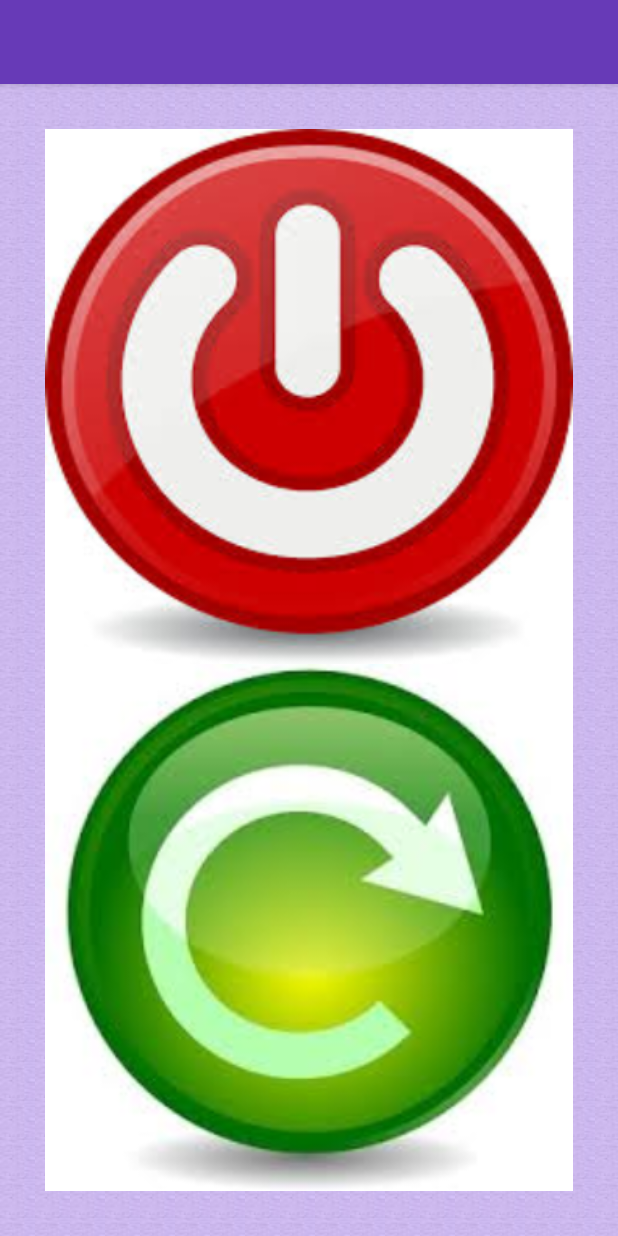
After one commit to sakkeerhussain/RemoteServerAdmin, an Android app: the layout activity_action.xml on its own in the app's theme, with its tools: preview values and no code run, on a phone screen of 412 x 824 dp. The commit adds this screen. Run offline under Robolectric (Android 15) with nearby library versions, the phone set to English and light mode, and no system bars.

Commit message:
compleated app

```diff
--- a/app/src/main/java/com/sakkeer/remotesystemcontrol/ServerSyncListener.java
+++ b/app/src/main/java/com/sakkeer/remotesystemcontrol/ServerSyncListener.java
@@ -4,6 +4,6 @@ package com.sakkeer.remotesystemcontrol;
  * Created by sakkeer on 19/9/15.
  */
 public interface ServerSyncListener {
-    void gotSuccessResponse();
-    void gotFailureResponse();
+    void gotSuccessResponse(String response);
+    void gotFailureResponse(String response);
 }
--- /dev/null
+++ b/app/src/main/res/layout/activity_action.xml
@@ -0,0 +1,52 @@
+<android.support.design.widget.CoordinatorLayout
+    xmlns:android="http://schemas.android.com/apk/res/android"
+    xmlns:app="http://schemas.android.com/apk/res-auto"
+    android:id="@+id/main_content"
+    android:layout_width="match_parent"
+    android:layout_height="match_parent">
+
+    <RelativeLayout
+        android:layout_width="match_parent"
+        android:layout_height="match_parent">
+
+        <android.support.design.widget.AppBarLayout
+            android:id="@+id/appbar"
+            android:layout_width="match_parent"
+            android:layout_height="wrap_content"
+            android:theme="@style/ThemeOverlay.AppCompat.Dark.ActionBar">
+
+            <android.support.v7.widget.Toolbar
+                android:id="@+id/toolbar"
+                android:layout_width="match_parent"
+                android:layout_height="?attr/actionBarSize"
+                android:background="?attr/colorPrimary"
+                app:popupTheme="@style/ThemeOverlay.AppCompat.Light"
+                app:layout_scrollFlags="scroll|enterAlways" />
+
+        </android.support.design.widget.AppBarLayout>
+
+        <LinearLayout
+            android:layout_width="match_parent"
+            android:layout_height="match_parent"
+            android:layout_below="@id/appbar"
+            android:background="@drawable/background"
+            android:orientation="vertical"
+            android:padding="30dp">
+
+            <Button
+                android:id="@+id/shutdown_button"
+                android:layout_width="match_parent"
+                android:layout_height="wrap_content"
+                android:layout_weight="1"
+                android:background="@drawable/shutdown"/>
+
+            <Button
+                android:id="@+id/restart_button"
+                android:layout_width="match_parent"
+                android:layout_height="wrap_content"
+                android:layout_weight="1"
+                android:background="@drawable/restart"/>
+
+        </LinearLayout>
+    </RelativeLayout>
+</android.support.design.widget.CoordinatorLayout>
--- a/app/src/main/res/values/strings.xml
+++ b/app/src/main/res/values/strings.xml
@@ -3,4 +3,5 @@
 
     <string name="hello_world">Hello world!</string>
     <string name="action_settings">Settings</string>
+    <string name="title_activity_action">ActionActivity</string>
 </resources>
```
Also changed, not shown: app/src/main/AndroidManifest.xml (+10 -0 lines), app/src/main/java/com/sakkeer/remotesystemcontrol/ActionActivity.java (added, +156 -0 lines), app/src/main/java/com/sakkeer/remotesystemcontrol/MainActivity.java (+27 -32 lines), app/src/main/java/com/sakkeer/remotesystemcontrol/asynctask/RegisterAsyncTask.java (+12 -26 lines), app/src/main/res/layout/progress_dialog.xml (added, +13 -0 lines), app/src/main/res/menu/menu_action.xml (added, +7 -0 lines), app/src/main/res/drawable/restart.jpg (added), app/src/main/res/drawable/shutdown.jpg (added).
